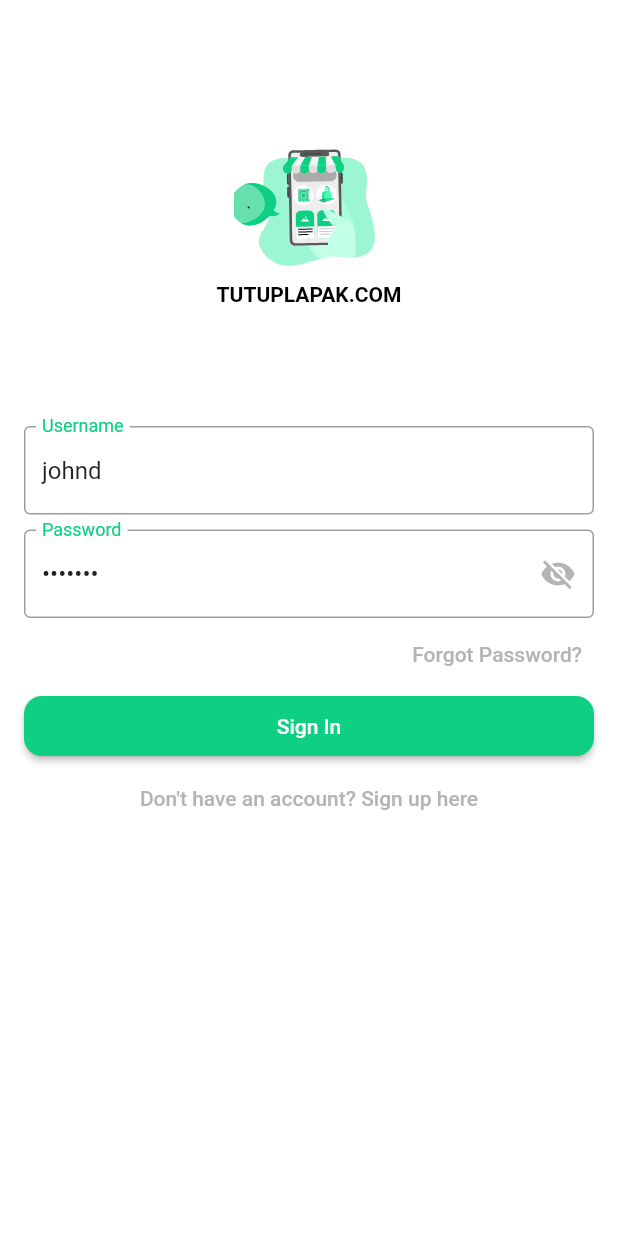
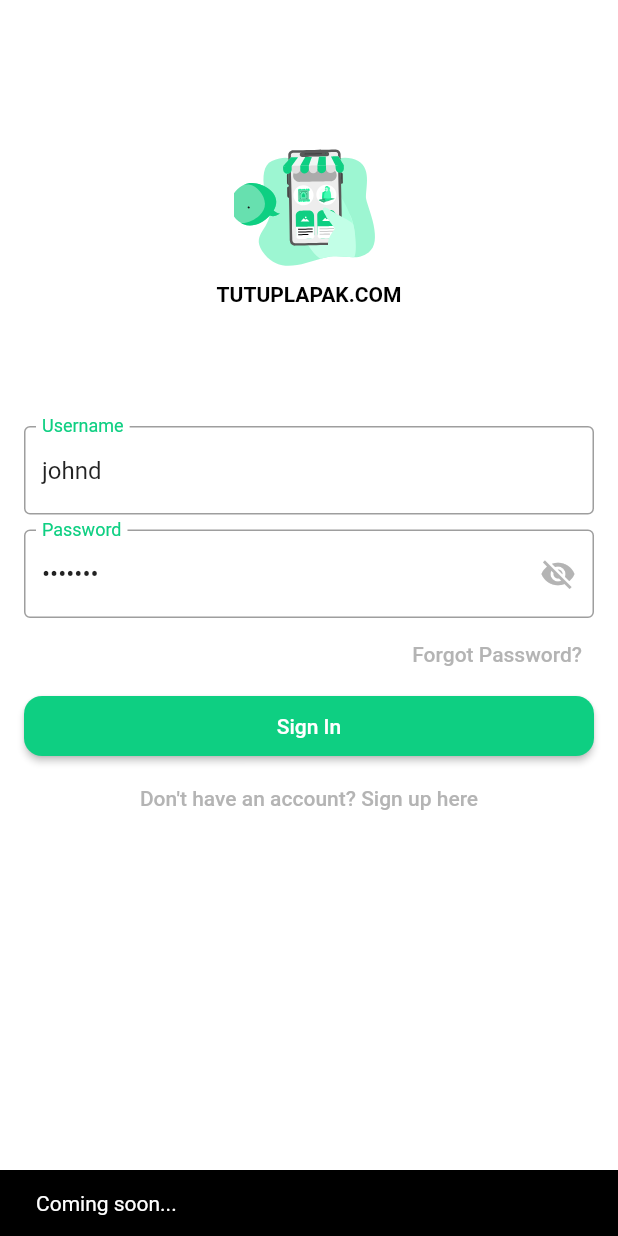
Before and after one commit to faizkautsarr/fk, a Flutter app: the screen it shows after launch, after a tap on "Forgot Password?", on a phone screen of 412 x 824 dp. Run offline on Flutter 3.47's test engine with Material 2 defaults, Android fonts, the phone set to English and light mode, and no system bars; our stand-ins replace bloc, flutter_bloc, lottie, shimmer; accounts and stored records are empty; network calls fail.

Commit message:
tidy up and give internet permission for apk

```diff
--- /dev/null
+++ b/lib/tools/utils.dart
@@ -0,0 +1,11 @@
+import 'package:flutter/material.dart';
+
+void showSnackBar(BuildContext context, String type, String message) {
+  ScaffoldMessenger.of(context).showSnackBar(
+    SnackBar(
+      backgroundColor: type == "error" ? Colors.red : Colors.black,
+      content: Text(message),
+      duration: const Duration(seconds: 1),
+    ),
+  );
+}
```
Also changed, not shown: lib/pages/cart.dart (+17 -3 lines), lib/pages/home.dart (+5 -3 lines), lib/pages/sign_in.dart (+10 -14 lines), 1 other file.
